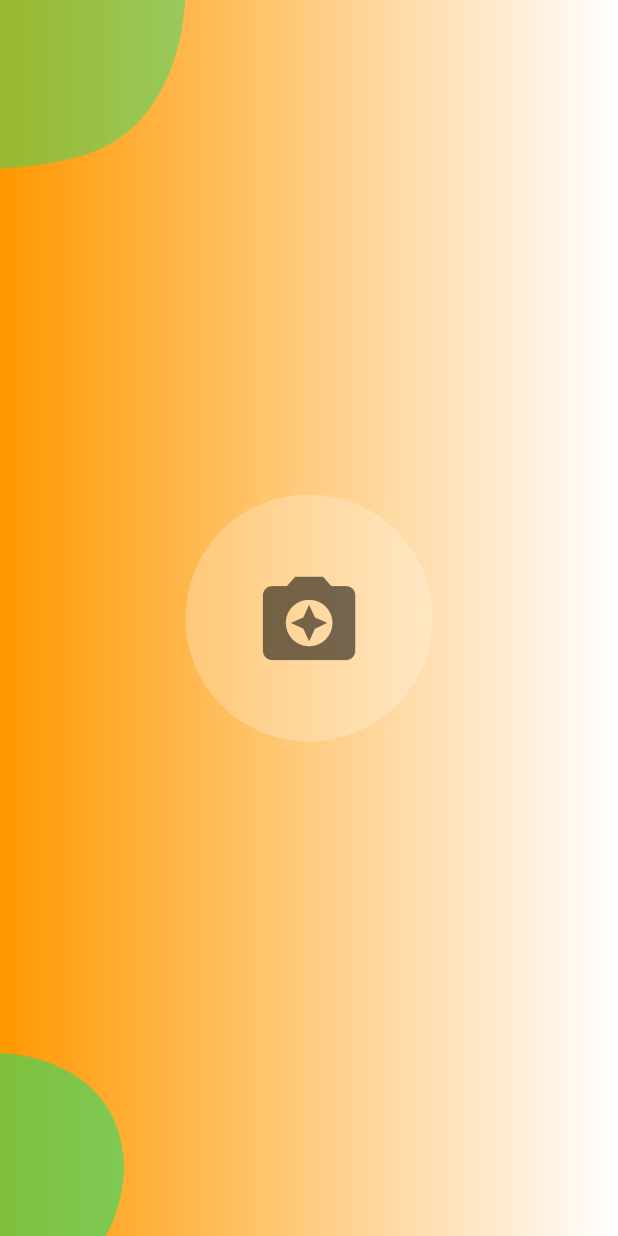
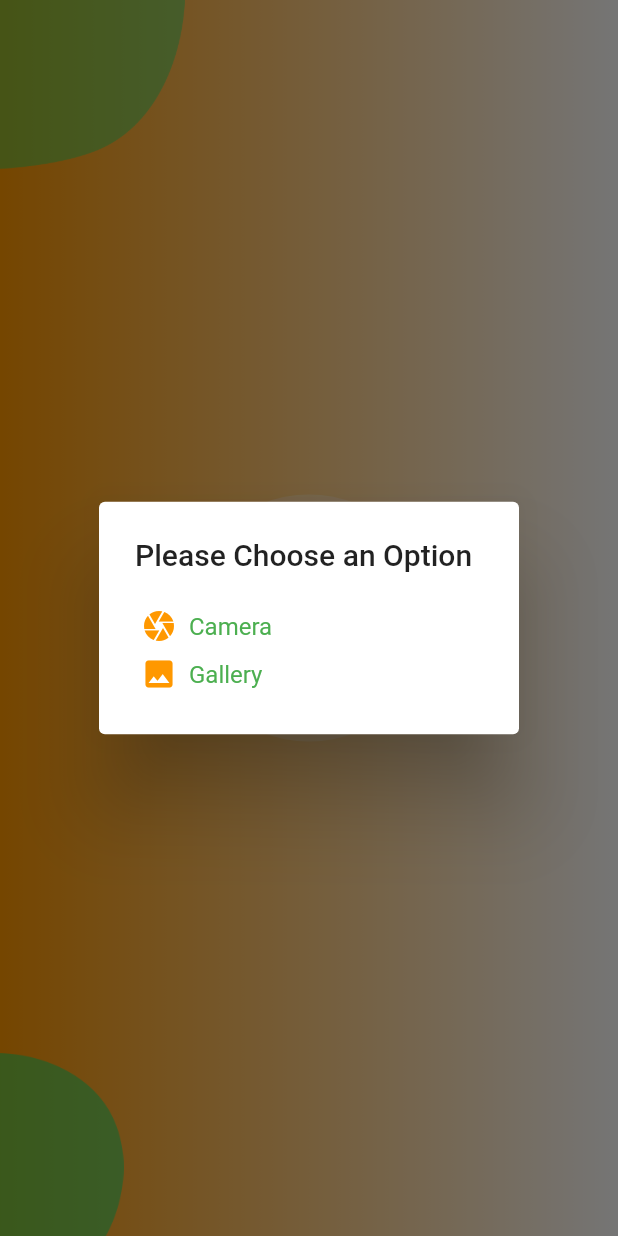
Before and after one commit to yoonhoelee/carrot_clone, a Flutter app: the SignUpScreen screen opened directly, after a tap on the "camera enhance" icon, on a phone screen of 412 x 824 dp. Run offline on Flutter 3.47's test engine with Material 2 defaults, Android fonts, the phone set to English and light mode, and no system bars; our stand-ins replace firebase_auth, firebase_core, image_cropper, image_picker; accounts and stored records are empty.

Commit message:
feat : inkwell option added to signup screen

```diff
--- a/lib/SignUpScreen/body.dart
+++ b/lib/SignUpScreen/body.dart
@@ -14,25 +14,85 @@ class _SignUpBodyState extends State<SignUpBody> {
   File? _image;
   final signUpFormKey = GlobalKey<FormState>();
 
-  void getFromCamera() async{
-    XFile? pickedFile = await ImagePicker().pickImage(source: ImageSource.camera);
+  void _getFromCamera() async {
+    XFile? pickedFile =
+        await ImagePicker().pickImage(source: ImageSource.camera);
     _cropImage(pickedFile!.path);
     Navigator.pop(context);
   }
 
-  void getFromGallery() async{
-    XFile? pickedFile = await ImagePicker().pickImage(source: ImageSource.gallery);
+  void _getFromGallery() async {
+    XFile? pickedFile =
+        await ImagePicker().pickImage(source: ImageSource.gallery);
     _cropImage(pickedFile!.path);
     Navigator.pop(context);
   }
 
-  void _cropImage(filePath) async{
-    CroppedFile? croppedImage = await ImageCropper().cropImage(sourcePath: filePath, maxHeight: 1080, maxWidth: 1080);
-    if(croppedImage != null){
+  void _cropImage(filePath) async {
+    CroppedFile? croppedImage = await ImageCropper()
+        .cropImage(sourcePath: filePath, maxHeight: 1080, maxWidth: 1080);
+    if (croppedImage != null) {
       setState(() {
         _image = File(croppedImage.path);
       });
     }
+  }
+
+  void _showImageDialog() {
+    showDialog(
+        context: context,
+        builder: (context) {
+          return AlertDialog(
+            title: const Text('Please Choose an Option'),
+            content: Column(
+              mainAxisSize: MainAxisSize.min,
+              children: [
+                InkWell(
+                  onTap: () {
+                    _getFromCamera();
+                  },
+                  child: Row(
+                    children: const [
+                      Padding(
+                        padding: EdgeInsets.all(4),
+                        child: Icon(
+                          Icons.camera,
+                          color: Colors.orange,
+                        ),
+                      ),
+                      const SizedBox(width: 4,),
+                      Text(
+                        'Camera',
+                        style: TextStyle(color: Colors.green),
+                      ),
+                    ],
+                  ),
+                ),
+                InkWell(
+                  onTap: () {
+                    _getFromGallery();
+                  },
+                  child: Row(
+                    children: const [
+                      Padding(
+                        padding: EdgeInsets.all(4),
+                        child: Icon(
+                          Icons.image,
+                          color: Colors.orange,
+                        ),
+                      ),
+                      const SizedBox(width: 4,),
+                      Text(
+                        'Gallery',
+                        style: TextStyle(color: Colors.green),
+                      ),
+                    ],
+                  ),
+                )
+              ],
+            ),
+          );
+        });
   }
 
   @override
@@ -47,7 +107,9 @@ class _SignUpBodyState extends State<SignUpBody> {
             Form(
               key: signUpFormKey,
               child: InkWell(
-                onTap: () {},
+                onTap: () {
+                  _showImageDialog();
+                },
                 child: CircleAvatar(
                   radius: screenWidth * 0.2,
                   backgroundColor: Colors.white24,
```
